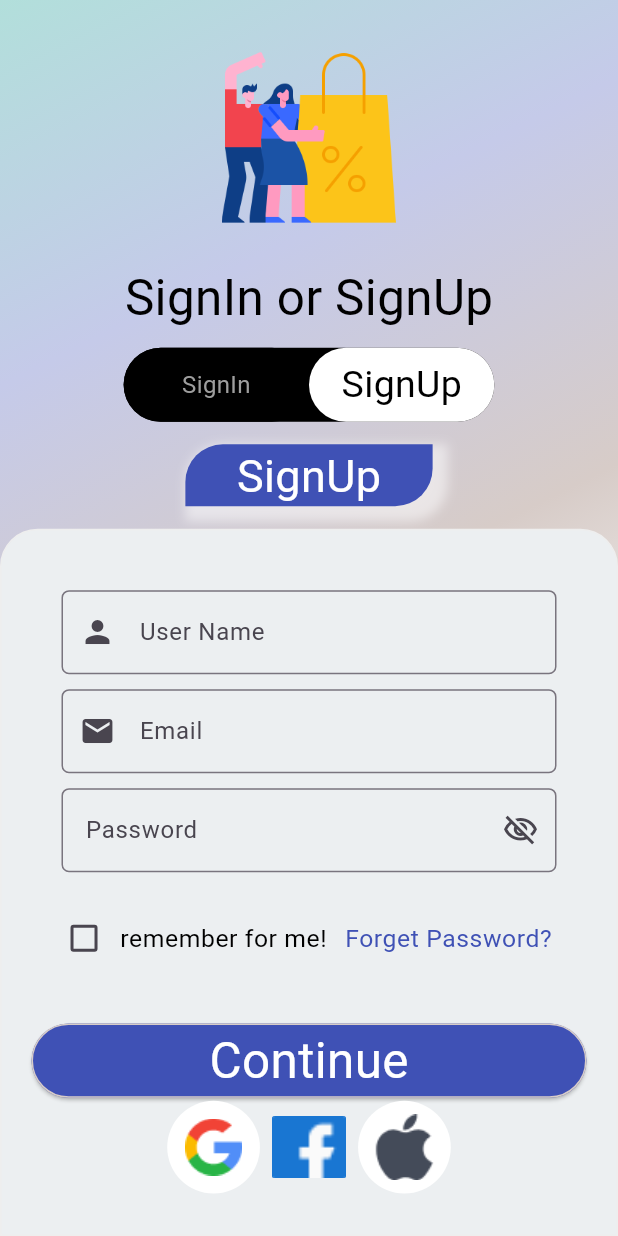
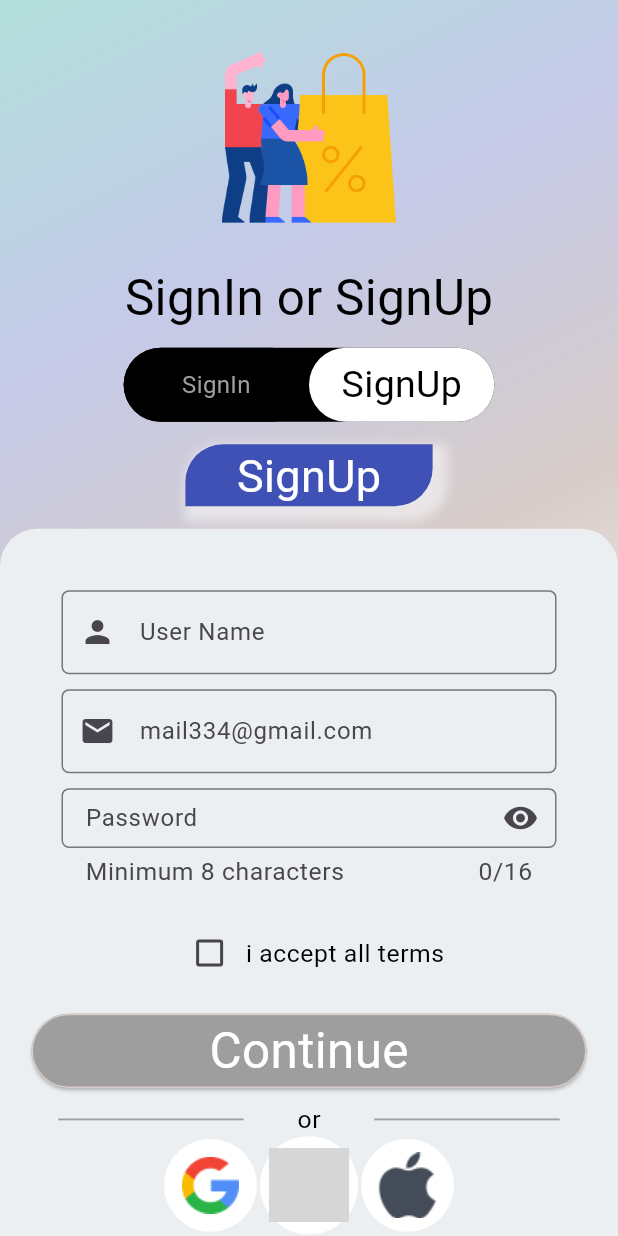
Before and after one commit to rimuakter057/my_shop_ui, a Flutter app: the screen it shows after launch, on a phone screen of 412 x 824 dp. Run offline on Flutter 3.47's test engine with Material 3 defaults, Android fonts, the phone set to English and light mode, and no system bars; grey boxes are pictures that could not be loaded.

Commit message:
first commit

```diff
--- a/lib/utils/image_url.dart
+++ b/lib/utils/image_url.dart
@@ -4,4 +4,5 @@ class ImageUrl {
   static const String appleIcon = "assets/images/apple.png";
   static const String googleIcon = "assets/images/google.png";
   static const String facebookIcon ="assets/images/facebook.png";
+  static const String facebookIcon2 ="assets/images/img.png";
 }
--- a/lib/view/SignInPage/sign_in_page.dart
+++ b/lib/view/SignInPage/sign_in_page.dart
@@ -1,6 +1,7 @@
 import 'package:flutter/material.dart';
 import 'package:my_shop_ui/utils/color.dart';
 import 'package:my_shop_ui/utils/image_url.dart';
+import 'package:my_shop_ui/view/HomePage/home_page.dart';
 
 class SignInPage extends StatefulWidget {
   const SignInPage({super.key});
@@ -10,8 +11,15 @@ class SignInPage extends StatefulWidget {
 }
 
 class _SignInPageState extends State<SignInPage> {
+  // switch button
   bool isChanged = false;
+  // check box
   bool? isChecked = false;
+  // hide pass
+  bool isObscure = true;
+  // color change
+  bool isActive = false;
+
   final TextEditingController emailController = TextEditingController();
   final TextEditingController passwordController = TextEditingController();
   final TextEditingController nameController = TextEditingController();
@@ -55,19 +63,24 @@ class _SignInPageState extends State<SignInPage> {
                 ],
               ),
             ),
-            //switch button type
+
+
             Container(
               height: height * .06,
               width: width * .6,
               decoration: BoxDecoration(
-                  borderRadius: BorderRadius.circular(30), color: Colors.black),
+                borderRadius: BorderRadius.circular(30),
+                color: Colors.black,
+              ),
               child: Row(
                 children: [
                   InkWell(
                     onTap: () {
+                      if (!isChanged) {
                         setState(() {
-                        isChanged = !isChanged;
+                          isChanged = true;
                         });
+                      }
                     },
                     child: Container(
                       height: height * .06,
@@ -81,15 +94,19 @@ class _SignInPageState extends State<SignInPage> {
                           "SignIn",
                           style: TextStyle(
                             color: isChanged ? Colors.black : Colors.grey,
-                            fontSize: isChanged ? 25 : 16),
-                      )),
+                            fontSize: isChanged ? 25 : 16,
+                          ),
+                        ),
+                      ),
                     ),
                   ),
                   InkWell(
                     onTap: () {
+                      if (isChanged) {
                         setState(() {
-                        isChanged = !isChanged;
+                          isChanged = false;
                         });
+                      }
                     },
                     child: Container(
                       height: height * .06,
@@ -103,8 +120,10 @@ class _SignInPageState extends State<SignInPage> {
                           "SignUp",
                           style: TextStyle(
                             color: isChanged ? Colors.grey : Colors.black,
-                            fontSize: isChanged ? 16 : 25),
-                      )),
+                            fontSize: isChanged ? 16 : 25,
+                          ),
+                        ),
+                      ),
                     ),
                   ),
                 ],
@@ -248,15 +267,15 @@ class _SignInPageState extends State<SignInPage> {
                             onPressed: () {
                               if (_formKey.currentState!.validate() &&
                                   isChecked == true) {
-                                ScaffoldMessenger.of(context)
-                                    .showSnackBar(const SnackBar(
-                                    content: Text("success")));
+                                Navigator.push(context, MaterialPageRoute(builder: (context)=>HomePage()));
                               } else {
                                 ScaffoldMessenger.of(context)
                                     .showSnackBar(const SnackBar(
                                     content: Text(
                                         "Filled required value")));
                               }
+
+
                             },
                             style: ElevatedButton.styleFrom(
                               backgroundColor: AppColors.primaryColor,
@@ -273,7 +292,7 @@ class _SignInPageState extends State<SignInPage> {
                             )),
                       ),
                       // or option
-                      SizedBox(height: 5,),
+                      const SizedBox(height: 5,),
                       Row(
                         mainAxisAlignment: MainAxisAlignment.spaceAround,
                         children: [
@@ -311,20 +330,18 @@ class _SignInPageState extends State<SignInPage> {
                                   fit: BoxFit.cover,
                                 )),
                           ),
-                          ClipRRect(
-                            borderRadius: BorderRadius.circular(50),
-                            child: IconButton(
+                          IconButton(
                               onPressed: () {},
                               style: IconButton.styleFrom(
+                                  backgroundColor: AppColors.whiteColor,
                                   shape: CircleBorder()
                               ),
                               icon: Image.asset(
-                                  ImageUrl.facebookIcon,
-                                  height: height * .05,
-                                  width: width * .12,
+                                ImageUrl.facebookIcon2,
+                                height: height * .06,
+                                width: width * .13,
                                 fit: BoxFit.cover,
                               )),
-                          ),
                           SizedBox(
                             height: height * .08,
                             width: width * .15,
@@ -393,8 +410,9 @@ class _SignInPageState extends State<SignInPage> {
                                 ),
                                 TextFormField(
                                   controller: emailController,
+                                  keyboardType: TextInputType.emailAddress,
                                   decoration: InputDecoration(
-                                    labelText: "Email",
+                                    labelText: "mail334@gmail.com",
                                     prefixIcon: const Icon(Icons.mail),
                                     constraints: BoxConstraints(
                                         maxWidth: width,
@@ -415,11 +433,28 @@ class _SignInPageState extends State<SignInPage> {
                                   height: 10,
                                 ),
                                 TextFormField(
+                                  obscureText: isObscure!,
+                                  onChanged:(value){
+                                    if (passwordController.value.text.length>=8) {
+                                      setState(() {
+                                        {isActive = true;
+                                        }
+                                      });
+                                    }
+
+                                  },
                                   controller: passwordController,
+                                     maxLength: 16,
                                   decoration: InputDecoration(
+                                    helperText: "Minimum 8 characters",
                                     labelText: "Password",
-                                    suffixIcon: const Icon(
-                                        Icons.visibility_off_outlined),
+                                    suffixIcon:IconButton(onPressed:(){
+                                      setState(() {
+                                        isObscure = !isObscure;
+                                      });
+                                    },
+                                        icon:Icon(isObscure? Icons.visibility:Icons.visibility_off)),
+
                                     constraints: BoxConstraints(
                                         maxWidth: width,
                                         maxHeight: height * .08),
@@ -434,11 +469,11 @@ class _SignInPageState extends State<SignInPage> {
                                     }
                                     return null;
                                   },
+
                                 ),
                               ],
                             ),
                           )),
-                      //forget text
                       Row(
                         mainAxisAlignment: MainAxisAlignment.center,
                         children: [
@@ -453,16 +488,11 @@ class _SignInPageState extends State<SignInPage> {
                             },
                             checkColor: AppColors.whiteColor,
                           ),
-                          Text("remember for me!", style: small),
-                          TextButton(
-                              onPressed: () {},
-                              child: Text("Forget Password?",
-                                  style: small?.copyWith(
-                                      color: Colors.indigo))),
+                          Text("i accept all terms", style: small),
                         ],
                       ),
                       SizedBox(
-                        height: height * .04,
+                        height: height * .02,
                       ),
                       //Button
                       SizedBox(
@@ -471,10 +501,15 @@ class _SignInPageState extends State<SignInPage> {
                         child: ElevatedButton(
                             onPressed: () {
                               if (_formKey.currentState!.validate() &&
-                                  isChecked == true) {
-                                ScaffoldMessenger.of(context)
-                                    .showSnackBar(const SnackBar(
-                                    content: Text("success")));
+                                  isChecked == true && passwordController.value.text.length>=8)
+                              setState(() {
+                             {isActive = true;
+                                }
+                              });
+
+                              if (_formKey.currentState!.validate() &&
+                                  isChecked == true && passwordController.value.text.length>=8) {
+                                Navigator.push(context, MaterialPageRoute(builder: (context)=>HomePage()));
                               } else {
                                 ScaffoldMessenger.of(context)
                                     .showSnackBar(const SnackBar(
@@ -483,7 +518,8 @@ class _SignInPageState extends State<SignInPage> {
                               }
                             },
                             style: ElevatedButton.styleFrom(
-                              backgroundColor: Colors.indigo,
+                              backgroundColor:isActive?
+                              Colors.indigo:Colors.grey,
                               shape: const StadiumBorder(
                                 side: BorderSide(
                                   color: AppColors.brownShadeColor,
@@ -495,6 +531,27 @@ class _SignInPageState extends State<SignInPage> {
                               style: medium?.copyWith(
                                   color: AppColors.whiteColor),
                             )),
+                      ),
+                       // or
+                      const SizedBox(height: 10,),
+                      Row(
+                        mainAxisAlignment: MainAxisAlignment.spaceAround,
+                        children: [
+                          Container(
+                            height: height * .0015,
+                            width: width * .3,
+                            color: Colors.grey,
+                          ),
+                          Text(
+                            "or",
+                            style: small,
+                          ),
+                          Container(
+                            height: height * .0015,
+                            width: width * .3,
+                            color: Colors.grey,
+                          ),
+                        ],
                       ),
                       //continue with other
                       Row(
@@ -514,20 +571,18 @@ class _SignInPageState extends State<SignInPage> {
                                   fit: BoxFit.cover,
                                 )),
                           ),
-                          ClipRRect(
-                            borderRadius: BorderRadius.circular(50),
-                            child: IconButton(
+                          IconButton(
                               onPressed: () {},
                               style: IconButton.styleFrom(
+                                  backgroundColor: AppColors.whiteColor,
                                   shape: CircleBorder()
                               ),
                               icon: Image.asset(
-                                  ImageUrl.facebookIcon,
-                                  height: height * .05,
-                                  width: width * .12,
+                                ImageUrl.facebookIcon2,
+                                height: height * .06,
+                                width: width * .13,
                                 fit: BoxFit.cover,
                               )),
-                          ),
                           SizedBox(
                             height: height * .08,
                             width: width * .15,
@@ -539,6 +594,7 @@ class _SignInPageState extends State<SignInPage> {
                                 ),
                                 icon: Image.asset(
                                   ImageUrl.appleIcon,
+
                                   fit: BoxFit.cover,
                                 )),
                           ),
```
Lines whose indentation alone changed are shown as unchanged.
